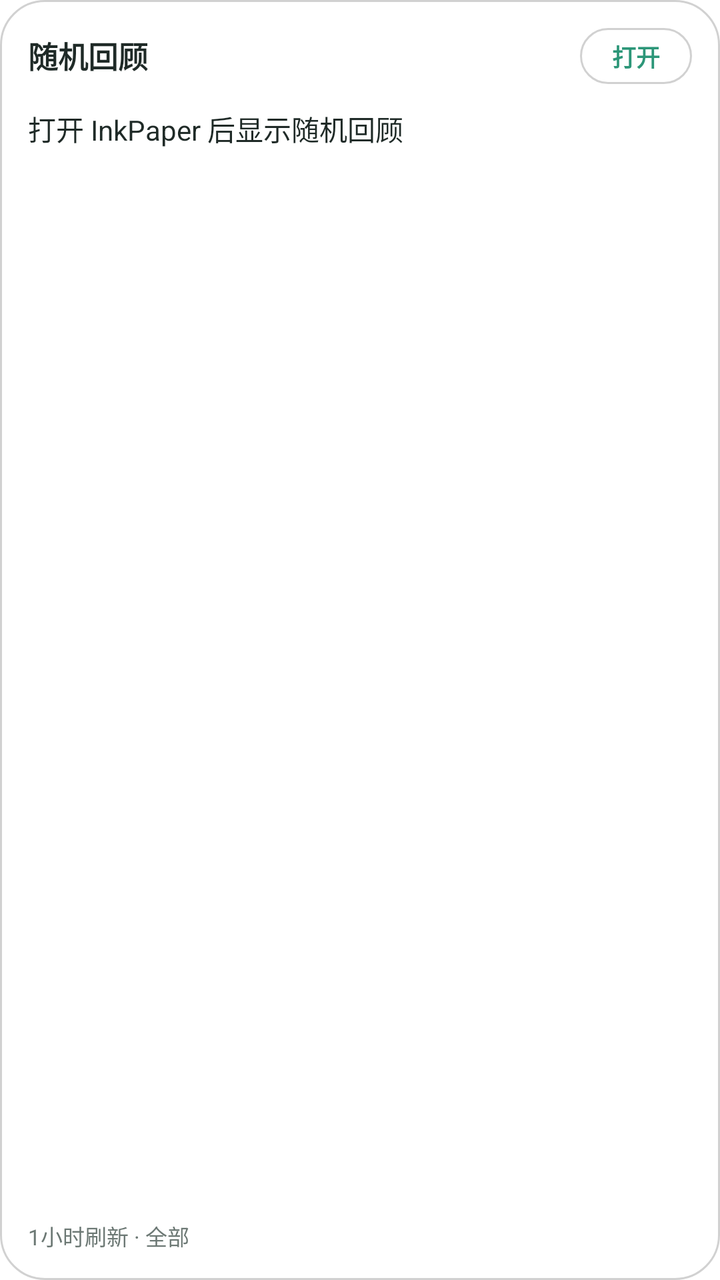
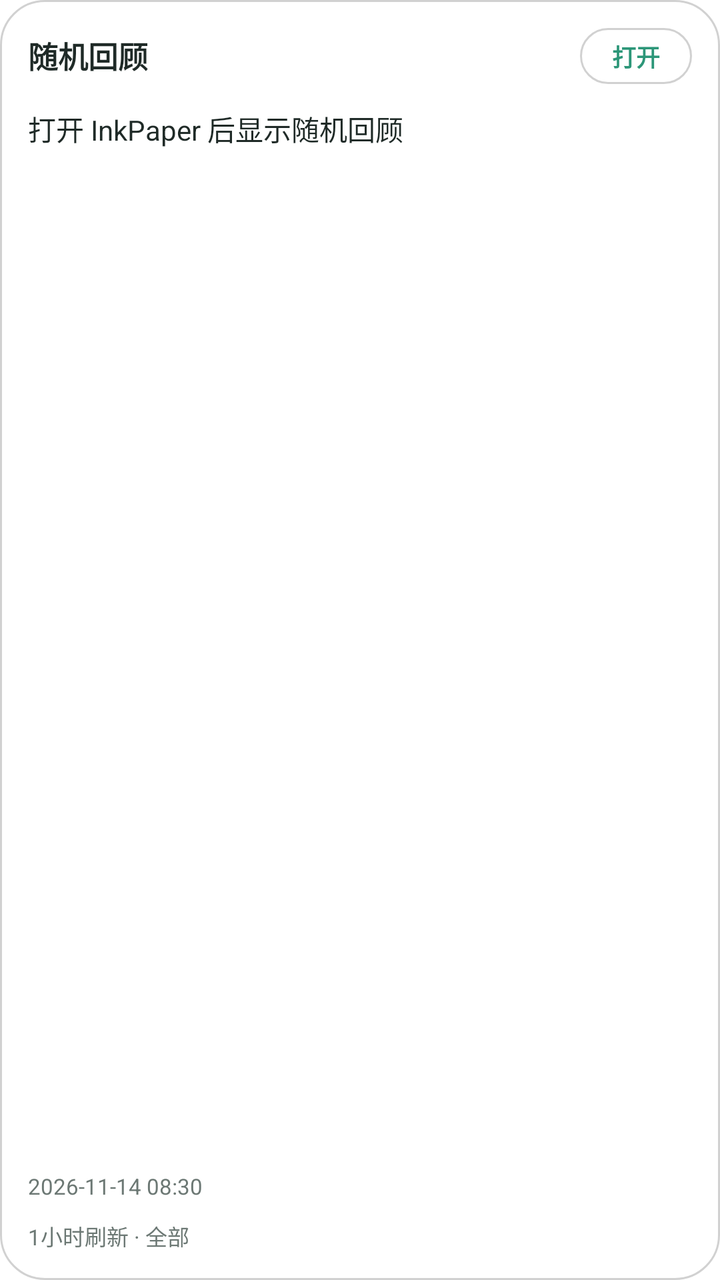

The first picture is an Android layout as it rendered before a commit; the second is the same layout after the commit. The layout source and the unified diff follow.
<!-- AndroidManifest.xml: fallback theme Theme.MaterialComponents.DayNight.NoActionBar -->
<!-- res/layout/inkpaper_random_review_widget.xml -->
<?xml version="1.0" encoding="utf-8"?>
<LinearLayout xmlns:android="http://schemas.android.com/apk/res/android"
    android:id="@+id/inkpaper_widget_review_container"
    android:layout_width="match_parent"
    android:layout_height="match_parent"
    android:background="@drawable/inkpaper_widget_background"
    android:gravity="center_vertical"
    android:orientation="vertical"
    android:padding="14dp">

    <LinearLayout
        android:layout_width="match_parent"
        android:layout_height="wrap_content"
        android:gravity="center_vertical"
        android:orientation="horizontal">

        <TextView
            android:id="@+id/inkpaper_widget_title"
            android:layout_width="0dp"
            android:layout_height="wrap_content"
            android:layout_weight="1"
            android:ellipsize="end"
            android:includeFontPadding="false"
            android:maxLines="1"
            android:text="随机回顾"
            android:textColor="@color/inkpaper_widget_text"
            android:textSize="15sp"
            android:textStyle="bold" />

        <TextView
            android:id="@+id/inkpaper_widget_random"
            android:layout_width="wrap_content"
            android:layout_height="28dp"
            android:background="@drawable/inkpaper_widget_chip"
            android:gravity="center"
            android:includeFontPadding="false"
            android:minWidth="56dp"
            android:paddingLeft="10dp"
            android:paddingRight="10dp"
            android:text="打开"
            android:textColor="@color/inkpaper_primary"
            android:textSize="12sp"
            android:textStyle="bold" />
    </LinearLayout>

    <TextView
        android:id="@+id/inkpaper_widget_review"
        android:layout_width="match_parent"
        android:layout_height="0dp"
        android:layout_marginTop="12dp"
        android:layout_weight="1"
        android:ellipsize="end"
        android:lineSpacingExtra="2dp"
        android:maxLines="5"
        android:text="打开 InkPaper 后显示随机回顾"
        android:textColor="@color/inkpaper_widget_text"
        android:textSize="14sp" />

    <TextView
        android:id="@+id/inkpaper_widget_status"
        android:layout_width="match_parent"
        android:layout_height="wrap_content"
        android:layout_marginTop="10dp"
        android:ellipsize="end"
        android:includeFontPadding="false"
        android:maxLines="1"
        android:text="1小时刷新 · 全部"
        android:textColor="@color/inkpaper_widget_muted"
        android:textSize="11sp" />
</LinearLayout>
<!-- resources referenced by this layout -->
<resources>
  <color name="inkpaper_primary">#2C9678</color>
  <color name="inkpaper_widget_muted">#6C7874</color>
  <color name="inkpaper_widget_text">#1F2A27</color>
  <!-- drawable inkpaper_widget_background (drawable) -->
  <?xml version="1.0" encoding="utf-8"?>
  <layer-list xmlns:android="http://schemas.android.com/apk/res/android">
      
      <item>
          <shape android:shape="rectangle">
              <solid android:color="@color/inkpaper_widget_background" />
              <corners android:radius="22dp" />
          </shape>
      </item>
      
      <item>
          <shape android:shape="rectangle">
              <gradient
                  android:angle="315"
                  android:startColor="@color/inkpaper_widget_highlight_start"
                  android:endColor="@color/inkpaper_widget_highlight_end" />
              <corners android:radius="22dp" />
          </shape>
      </item>
      
      <item>
          <shape android:shape="rectangle">
              <stroke
                  android:width="1dp"
                  android:color="@color/inkpaper_widget_border" />
              <corners android:radius="22dp" />
          </shape>
      </item>
  </layer-list>
  <!-- drawable inkpaper_widget_chip (drawable) -->
  <?xml version="1.0" encoding="utf-8"?>
  <layer-list xmlns:android="http://schemas.android.com/apk/res/android">
      <item>
          <shape android:shape="rectangle">
              <solid android:color="@color/inkpaper_widget_surface" />
              <corners android:radius="14dp" />
          </shape>
      </item>
      <item>
          <shape android:shape="rectangle">
              <stroke
                  android:width="1dp"
                  android:color="@color/inkpaper_widget_border" />
              <corners android:radius="14dp" />
          </shape>
      </item>
  </layer-list>
  <color name="inkpaper_widget_background">#D1FFFFFF</color>
  <color name="inkpaper_widget_highlight_start">#66FFFFFF</color>
  <color name="inkpaper_widget_highlight_end">#0DFFFFFF</color>
  <color name="inkpaper_widget_border">#2E000000</color>
  <color name="inkpaper_widget_surface">#99FFFFFF</color>
</resources>

<!-- the commit's change to res/layout/inkpaper_random_review_widget.xml (unified diff, before → after) -->
@@ -57,6 +57,18 @@
         android:textSize="14sp" />
 
     <TextView
+        android:id="@+id/inkpaper_widget_review_time"
+        android:layout_width="match_parent"
+        android:layout_height="wrap_content"
+        android:layout_marginTop="6dp"
+        android:ellipsize="end"
+        android:includeFontPadding="false"
+        android:maxLines="1"
+        android:text="2026-11-14 08:30"
+        android:textColor="@color/inkpaper_widget_muted"
+        android:textSize="11sp" />
+
+    <TextView
         android:id="@+id/inkpaper_widget_status"
         android:layout_width="match_parent"
         android:layout_height="wrap_content"
